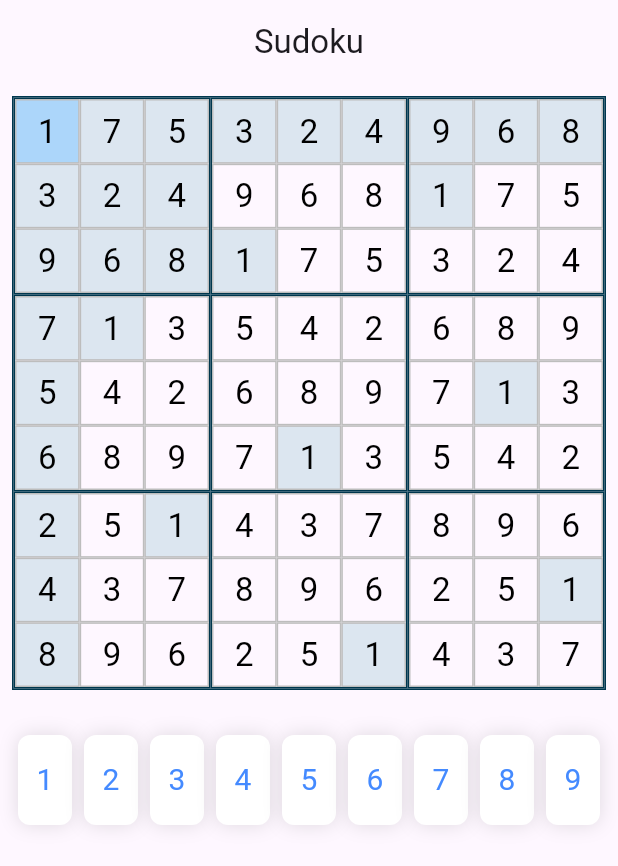
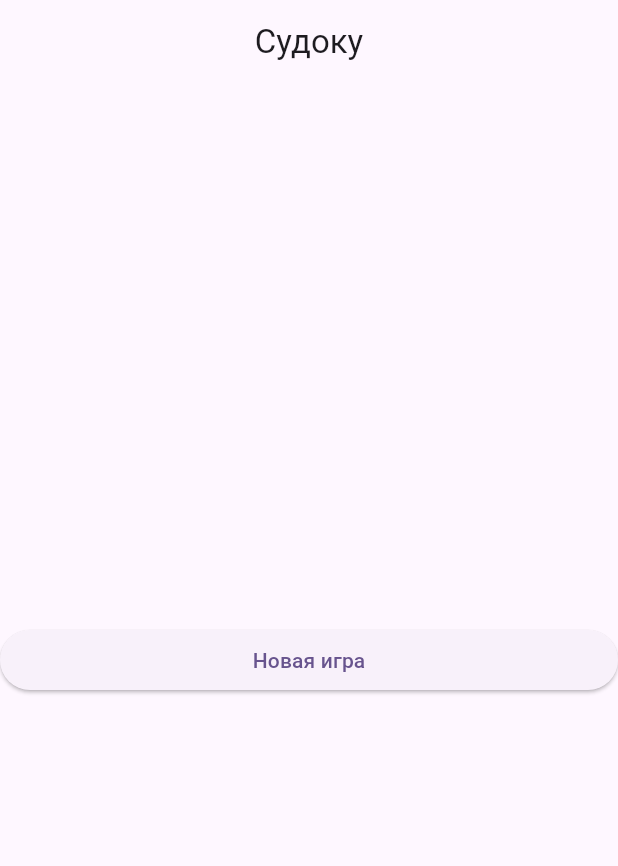
Before and after one commit to KutmanbekovDooron/sudoku, a Flutter app: the screen it shows after launch, on a phone screen of 412 x 824 dp. Shown: the top 866 px of the screen. Run offline on Flutter 3.47's test engine with Material 3 defaults, Android fonts, the phone set to English and light mode, and no system bars.

Commit message:
level sudoku added

```diff
--- a/lib/main.dart
+++ b/lib/main.dart
@@ -1,5 +1,6 @@
 import 'package:flutter/material.dart';
-import 'package:sudoke/screens/sudoku_main.dart';
+import 'package:sudoke/screens/main_screen.dart';
+import 'package:sudoke/screens/sudoku_screen.dart';
 
 void main() {
   runApp(const MyApp());
@@ -17,7 +18,7 @@ class MyApp extends StatelessWidget {
         useMaterial3: true,
       ),
       debugShowCheckedModeBanner: false,
-      home: const SudokuMain(),
+      home: MainScreen(),
     );
   }
 }
--- /dev/null
+++ b/lib/modals/level_model.dart
@@ -0,0 +1,15 @@
+class LevelModel {
+  final String name;
+  final levelEnum level;
+
+  LevelModel(this.name, this.level);
+}
+
+enum levelEnum {
+  fast,
+  easy,
+  normal,
+  hard,
+  expert,
+  extreme
+}
--- /dev/null
+++ b/lib/screens/main_screen.dart
@@ -0,0 +1,56 @@
+import 'package:flutter/cupertino.dart';
+import 'package:flutter/material.dart';
+import 'package:sudoke/modals/level_model.dart';
+import 'package:sudoke/screens/sudoku_screen.dart';
+
+class MainScreen extends StatelessWidget {
+  MainScreen({super.key});
+
+  final List<LevelModel> levels = [
+    LevelModel('Быстрое', levelEnum.fast),
+    LevelModel('Легкий', levelEnum.easy),
+    LevelModel('Средний', levelEnum.normal),
+    LevelModel('Сложный', levelEnum.hard),
+    LevelModel('Эксперт', levelEnum.expert),
+    LevelModel('Экстримальный', levelEnum.extreme),
+  ];
+
+  @override
+  Widget build(BuildContext context) {
+    return Scaffold(
+      appBar: AppBar(
+        title: const Text("Судоку"),
+        centerTitle: true,
+      ),
+      body: Column(
+        mainAxisAlignment: MainAxisAlignment.center,
+        crossAxisAlignment: CrossAxisAlignment.stretch,
+        children: [
+          ElevatedButton(
+              onPressed: () {
+                showModalBottomSheet(
+                  context: context,
+                    isScrollControlled: true,
+                  builder: (BuildContext modalContext) {
+                    return ListView.builder(
+                      shrinkWrap: true,
+                      itemCount: levels.length,
+                      itemBuilder: (modalContext, index) {
+                        return ListTile(
+                          title: Center(child: Text(levels[index].name)),
+                          onTap: () {
+                            Navigator.pop(modalContext);
+                            Navigator.push(context, CupertinoPageRoute(builder: (_) => SudokuScreen(level: levels[index].level)));
+                          },
+                        );
+                      },
+                    );
+                  },
+                );
+              },
+              child: const Text("Новая игра"))
+        ],
+      ),
+    );
+  }
+}
--- a/lib/screens/sudoku_main.dart
+++ b/lib/screens/sudoku_screen.dart
@@ -1,17 +1,20 @@
 import 'package:flutter/material.dart';
 import 'package:flutter/foundation.dart';
+import 'package:sudoke/modals/level_model.dart';
 import 'package:sudoke/service/sudoku_generate.dart';
 import '../modals/active_model.dart';
 import '../service/sudoku_service.dart';
 
-class SudokuMain extends StatefulWidget {
-  const SudokuMain({super.key});
+class SudokuScreen extends StatefulWidget {
+  final levelEnum level;
+
+  const SudokuScreen({super.key, required this.level});
 
   @override
-  State<SudokuMain> createState() => _SudokuMainState();
+  State<SudokuScreen> createState() => _SudokuScreenState();
 }
 
-class _SudokuMainState extends State<SudokuMain> {
+class _SudokuScreenState extends State<SudokuScreen> {
   late SudokuBoard sudoku;
   ActiveIndex activeIndex = ActiveIndex(0, 0);
   bool isLoading = true;
@@ -26,11 +29,10 @@ class _SudokuMainState extends State<SudokuMain> {
     var generatedSudoku =
         await compute((_) => SudokuGenerate().generateBoard(), null);
     setState(() {
-      sudoku = SudokuBoard(generatedSudoku);
+      sudoku = SudokuBoard(generatedSudoku, widget.level);
       isLoading = false;
     });
   }
-
 
   void onNumberTap(int mainIndex, int index, int num) {
     setState(() {
@@ -131,8 +133,7 @@ class _SudokuMainState extends State<SudokuMain> {
                                   return GestureDetector(
                                     onTap: () {
                                       setState(() {
-                                        activeIndex =
-                                            ActiveIndex(block, index);
+                                        activeIndex = ActiveIndex(block, index);
                                       });
                                     },
                                     child: Container(
@@ -146,8 +147,7 @@ class _SudokuMainState extends State<SudokuMain> {
                                                           .number ==
                                                       0
                                                   ? ""
-                                                  : sudoku
-                                                      .board[block][index]
+                                                  : sudoku.board[block][index]
                                                       .number
                                                       .toString(),
                                               style: const TextStyle(
```
Also changed, not shown: lib/service/sudoku_service.dart (+26 -6 lines).
